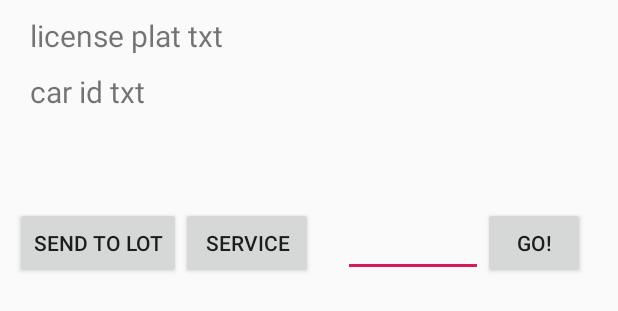
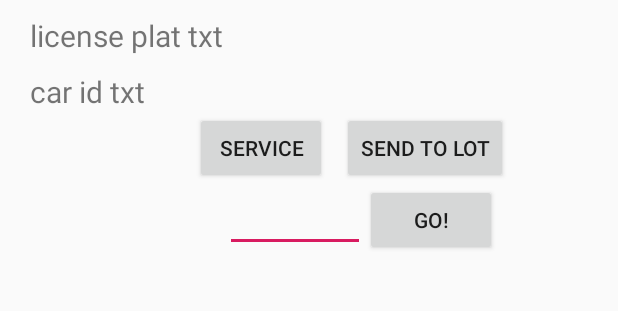
Before and after one commit to Phoredome/MobileApp2, an Android app: the layout activity_info_window.xml on its own in the app's theme, with its tools: preview values and no code run, on a phone screen of 412 x 824 dp. Shown: the top 311 px of the screen. Run offline under Robolectric (Android 15) with nearby library versions, the phone set to English and light mode, and no system bars.

Commit message:
merging admin info

```diff
--- a/app/src/main/java/com/example/myapplication/border/pages/AdminCarInfo.java
+++ b/app/src/main/java/com/example/myapplication/border/pages/AdminCarInfo.java
@@ -2,6 +2,8 @@ package com.example.myapplication.border.pages;
 
 import androidx.annotation.NonNull;
 import androidx.appcompat.app.AppCompatActivity;
+import androidx.recyclerview.widget.LinearLayoutManager;
+import androidx.recyclerview.widget.RecyclerView;
 
 import android.content.Intent;
 import android.content.pm.ActivityInfo;
@@ -14,6 +16,7 @@ import android.widget.TextView;
 
 import com.example.myapplication.R;
 import com.example.myapplication.controller.CarController;
+import com.example.myapplication.controller.RecyclerViewAdapter;
 import com.example.myapplication.entities.Car;
 import com.google.android.material.navigation.NavigationView;
 
@@ -25,6 +28,7 @@ public class AdminCarInfo extends AppCompatActivity {
     CarController cc;
     double total;
     int counter, counter1;
+    RecyclerView rv;
 
     @Override
     protected void onCreate(Bundle savedInstanceState) {
@@ -112,6 +116,12 @@ public class AdminCarInfo extends AppCompatActivity {
             }
         });
 
+        rv = findViewById(R.id.adminInfoRecyclerView);
+        ArrayList<Car> allCars = cc.getAllCars();
+        RecyclerViewAdapter adapter = new RecyclerViewAdapter(allCars, getApplication());
+        rv.setLayoutManager(new LinearLayoutManager(this));
+        rv.setAdapter(adapter);
+
 
         Button createCar = findViewById(R.id.createCarBtn);
 
--- a/app/src/main/res/layout/activity_info_window.xml
+++ b/app/src/main/res/layout/activity_info_window.xml
@@ -2,8 +2,8 @@
 <LinearLayout xmlns:android="http://schemas.android.com/apk/res/android"
     xmlns:app="http://schemas.android.com/apk/res-auto"
     xmlns:tools="http://schemas.android.com/tools"
-    android:layout_width="400dp"
-    android:layout_height="250dp"
+    android:layout_width="360dp"
+    android:layout_height="175dp"
     tools:context=".border.info.InfoWindow">
 
     <LinearLayout
@@ -39,10 +39,21 @@
 
         <LinearLayout
             android:layout_width="match_parent"
-            android:layout_height="match_parent"
-            android:gravity="center"
+            android:layout_height="wrap_content"
+            android:orientation="vertical"
+            android:paddingLeft="130dp">
+
+
+            <LinearLayout
+                android:layout_width="wrap_content"
+                android:layout_height="wrap_content"
                 android:orientation="horizontal">
 
+                <Button
+                    android:id="@+id/serviceBtn"
+                    android:layout_width="wrap_content"
+                    android:layout_height="wrap_content"
+                    android:text="Service" />
 
                 <Button
                     android:id="@+id/sendLotBtn"
@@ -50,12 +61,12 @@
                     android:layout_height="wrap_content"
                     android:layout_marginLeft="10dp"
                     android:text="Send to Lot" />
+            </LinearLayout>
 
-            <Button
-                android:id="@+id/serviceBtn"
+            <LinearLayout
                 android:layout_width="wrap_content"
                 android:layout_height="wrap_content"
-                android:text="Service" />
+                android:orientation="horizontal">
 
                 <EditText
                     android:id="@+id/locationInput"
@@ -73,6 +84,8 @@
                     android:text="Go!" />
             </LinearLayout>
 
+        </LinearLayout>
+
 
     </LinearLayout>
 
--- a/app/src/main/res/layout/content_activity_admin_info.xml
+++ b/app/src/main/res/layout/content_activity_admin_info.xml
@@ -114,6 +114,7 @@
         android:orientation="vertical">
 
         <androidx.recyclerview.widget.RecyclerView
+            android:id="@+id/adminInfoRecyclerView"
             android:layout_width="535dp"
             android:layout_height="228dp"
             tools:listitem="@layout/recycler_view_item_2">
```
Lines whose indentation alone changed are shown as unchanged.
